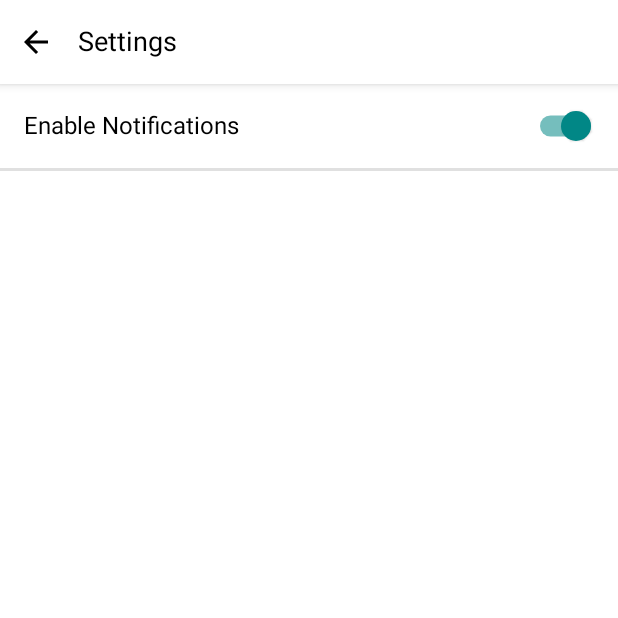
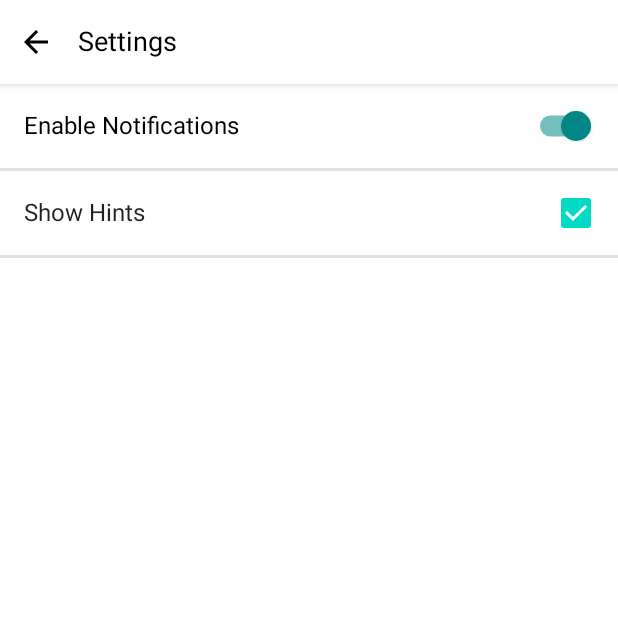
Before and after one commit to manoflogan/ComposeAuthentication, an Android app built with Jetpack Compose: the screen it shows after launch (MainActivity), after a tap on "Enable Notifications", on a phone screen of 412 x 824 dp, the top half of it. Run offline under Robolectric (Android 15) with nearby library versions, the phone set to English and light mode, and no system bars.

Commit message:
[Step 7] Adding Enable hints composable.

```diff
--- a/app/src/main/java/com/manoflogan/compose/authentication/composables/Settings.kt
+++ b/app/src/main/java/com/manoflogan/compose/authentication/composables/Settings.kt
@@ -11,6 +11,7 @@ import androidx.compose.foundation.layout.width
 import androidx.compose.foundation.rememberScrollState
 import androidx.compose.foundation.selection.toggleable
 import androidx.compose.foundation.verticalScroll
+import androidx.compose.material.Checkbox
 import androidx.compose.material.Divider
 import androidx.compose.material.Icon
 import androidx.compose.material.MaterialTheme
@@ -94,6 +95,14 @@ fun SettingsList(uiState: SettingsState, viewModel: SettingsViewModel, modifier:
             )
             Divider(thickness = 2.dp)
             // Enable hint
+            EnableHintsComposable(
+                enableHintsTitle = stringResource(id = R.string.show_hints),
+                accessibilityString = stringResource(if (uiState.enableHint) R.string.hints_enabled else R.string.hints_disabled),
+                checked = uiState.enableHint ,
+                onValueChecked = {viewModel.toggleEnableHint()},
+                modifier = Modifier.fillMaxWidth()
+            )
+            Divider(thickness = 2.dp)
         }
     }
 }
@@ -118,7 +127,28 @@ fun NotificationSettingsComposable(title: String, accessibilityString: String, c
                 color = MaterialTheme.colors.onSurface,
                 modifier = Modifier.weight(1f)
             )
-            Switch(checked = checked, onCheckedChange = null, modifier = Modifier.align(Alignment.Top))
+            Switch(checked = checked, onCheckedChange = null)
+        }
+    }
+}
+
+@Composable
+fun EnableHintsComposable(enableHintsTitle: String, accessibilityString: String, checked: Boolean,
+                          onValueChecked: (Boolean) -> Unit, modifier: Modifier = Modifier) {
+    SettingsItem(modifier = modifier) {
+        Row(verticalAlignment = Alignment.CenterVertically,
+            modifier = Modifier
+                .toggleable(
+                    checked, role = Role.Checkbox,
+                    onValueChange = onValueChecked
+                )
+                .semantics {
+                    stateDescription = accessibilityString
+                }
+                .padding(16.dp)
+        ) {
+           Text(text = enableHintsTitle, modifier = Modifier.weight(1f))
+           Checkbox(checked = checked, onCheckedChange = null)
         }
     }
 }
--- a/app/src/main/res/values/strings.xml
+++ b/app/src/main/res/values/strings.xml
@@ -8,5 +8,8 @@
     <string name="header_settings_back">Go back to the previous screen</string>
     <string name="body_enable_notifications">Enable Notifications</string>
     <string name="notifications_enabled">Notifications enabled</string>
-    <string name="notifications_disabled">Notificattitons disabled</string>
+    <string name="notifications_disabled">Notifications disabled</string>
+    <string name="show_hints">Show Hints</string>
+    <string name="hints_enabled">Hints enabled</string>
+    <string name="hints_disabled">Hints disabled</string>
 </resources>
```
